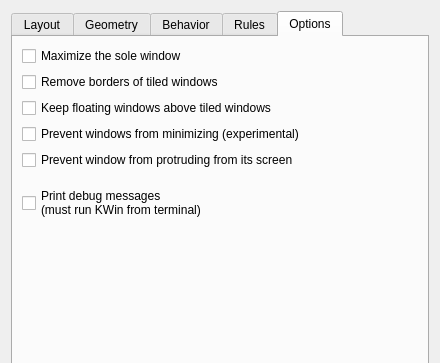
This is res/ui/config.ui in Bismuth-Forge/bismuth as Qt 5 draws it before an edit; both pictures show x 0 to 440 and y 0 to 363 of the 440 by 547 pixel window. The edited form follows.
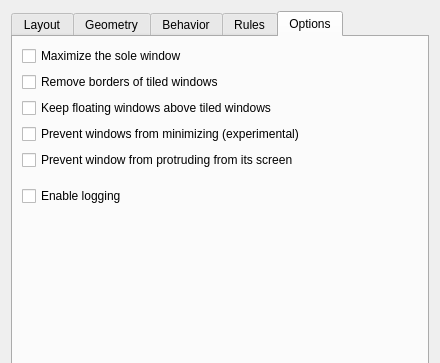
This is the edited form. The open tabs and pages were chosen to show the change.

Commit message: refactor: :recycle: improve logging

Diff of the .ui file:
```diff
--- a/res/ui/config.ui
+++ b/res/ui/config.ui
@@ -626,8 +626,7 @@
           <string>Use this option to debug the script or submit detailed bug report.</string>
          </property>
          <property name="text">
-          <string>Print debug messages
-(must run KWin from terminal)</string>
+          <string>Enable logging</string>
          </property>
         </widget>
        </item>
```
The commit also changes 14 other files.
